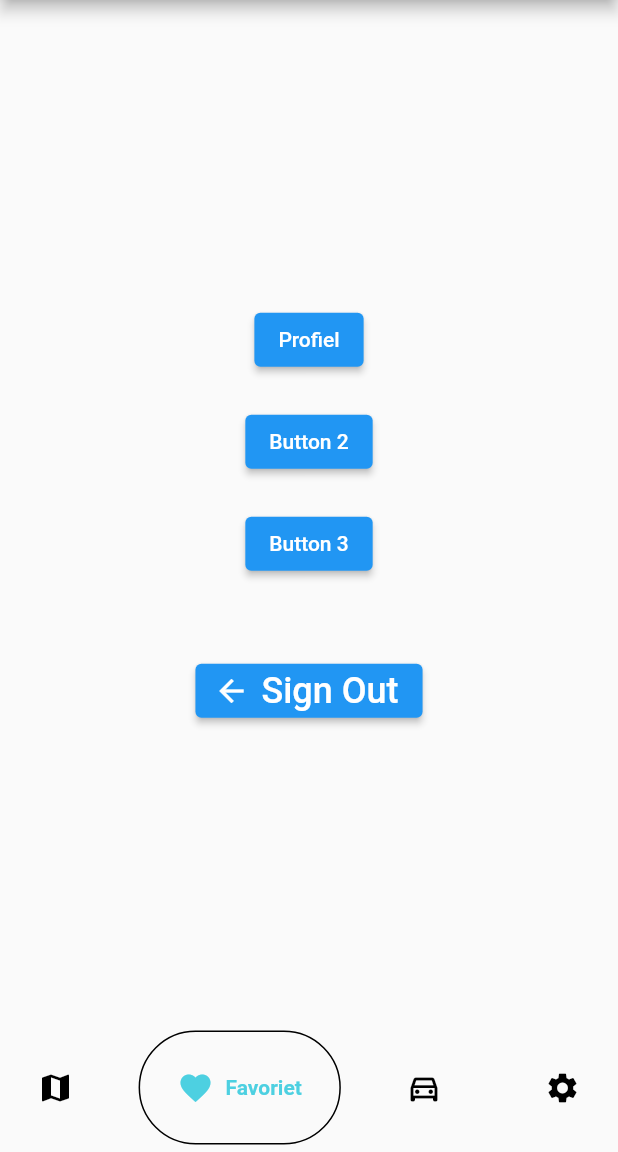
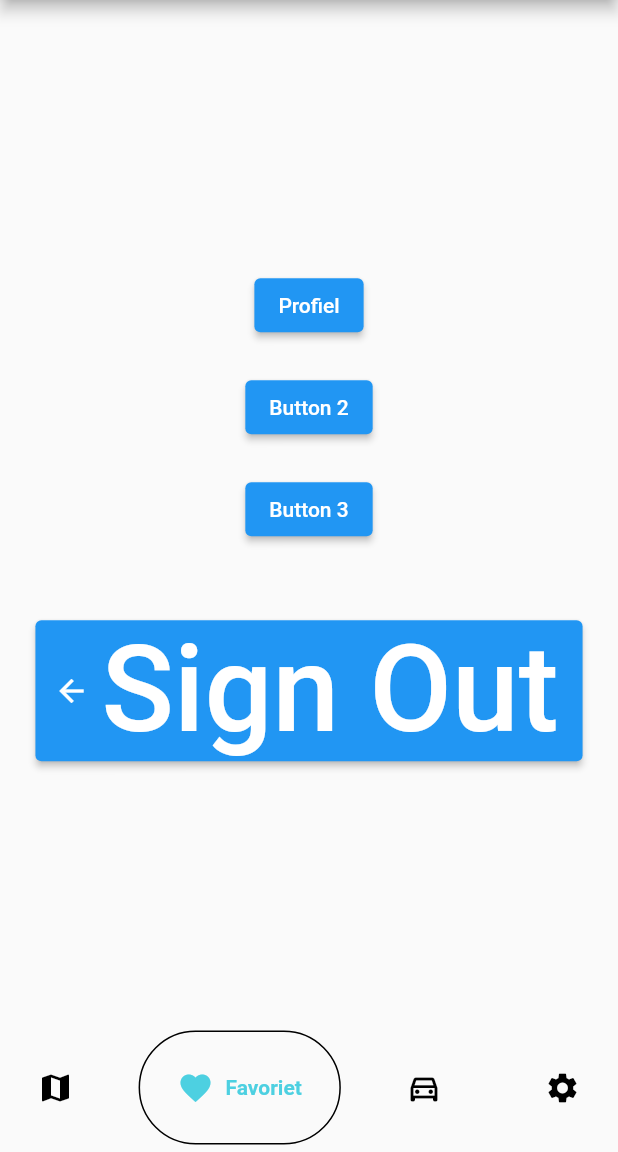
Before and after one commit to Lenaerts-Nestor/Project_Mobile_Development, a Flutter app: the screen it shows once a user with an empty profile is signed in, item 2 of the bottom bar chosen, on a phone screen of 412 x 824 dp, the part 84-1236 px from its top. Run offline on Flutter 3.47's test engine with Material 2 defaults, Android fonts, the phone set to English and light mode, and no system bars; drawn by our look-alikes of google_nav_bar; our stand-ins replace cloud_firestore, firebase_auth, firebase_core, flutter_map, latlong2; accounts and stored records are empty; network calls fail.

Commit message:
benaming van pagina's veranderd

```diff
--- a/lib/components/signOutComp.dart
+++ b/lib/components/sign_out_button.dart
@@ -1,7 +1,7 @@
-// ignore_for_file: file_names
-
+// sign_out_button.dart
 import 'package:firebase_auth/firebase_auth.dart';
 import 'package:flutter/material.dart';
+import 'style/designStyle.dart' as myFontstyle;
 
 class SignOutButton extends StatelessWidget {
   const SignOutButton({Key? key}) : super(key: key);
@@ -11,9 +11,9 @@ class SignOutButton extends StatelessWidget {
     return ElevatedButton.icon(
       onPressed: () => FirebaseAuth.instance.signOut(),
       icon: const Icon(Icons.arrow_back),
-      label: const Text(
+      label: Text(
         'Sign Out',
-        style: TextStyle(fontSize: 24),
+        style: TextStyle(fontSize: myFontstyle.fontSize1),
       ),
     );
   }
--- /dev/null
+++ b/lib/components/style/designStyle.dart
@@ -0,0 +1,13 @@
+// ignore_for_file: file_names
+
+// font_style.dart
+import 'package:flutter/material.dart';
+import 'package:flutter/src/widgets/framework.dart';
+import 'package:flutter/src/widgets/placeholder.dart';
+
+double fontSize1 = 80;
+double fontSize2 = 15;
+double fontSize3 = 10;
+
+
+// font_family.dart
--- a/lib/main.dart
+++ b/lib/main.dart
@@ -3,7 +3,7 @@
 import 'package:firebase_core/firebase_core.dart';
 import 'package:flutter/material.dart';
 import 'package:parkflow/firebase_options.dart';
-import 'package:parkflow/pages/login/entrancePage.dart';
+import 'package:parkflow/pages/login/authentication/entrance_page.dart';
 
 Future<void> main() async {
   WidgetsFlutterBinding.ensureInitialized();
--- a/lib/model/user.dart
+++ b/lib/model/user_account.dart
@@ -2,7 +2,7 @@
 
 import 'package:parkflow/model/vehicle.dart';
 
-class User_account {
+class UserAcount {
   final String id;
   final String name;
   final String email;
@@ -10,7 +10,7 @@ class User_account {
   final String familiename;
   final List<Vehicle> vehicles;
 
-  User_account({
+  UserAcount({
     required this.id,
     required this.familiename,
     required this.name,
@@ -28,7 +28,7 @@ class User_account {
         'id': id,
       };
 
-  static User_account fromJson(Map<String, dynamic> json) => User_account(
+  static UserAcount fromJson(Map<String, dynamic> json) => UserAcount(
         familiename: json['FamilieNaam'] as String,
         name: json['Naam'] as String,
         email: json['Email'] as String,
--- a/lib/pages/home/homepage.dart
+++ b/lib/pages/home/home_page.dart
@@ -2,7 +2,7 @@
 
 import 'package:flutter/material.dart';
 import 'package:parkflow/components/navigationbar.dart';
-import 'package:parkflow/pages/map/map.dart';
+import 'package:parkflow/pages/map/map_page.dart';
 import 'package:parkflow/pages/settings/settingsMain.dart';
 
 class HomePage extends StatefulWidget {
--- a/lib/pages/login/entrancePage.dart
+++ b/lib/pages/login/authentication/entrance_page.dart
@@ -2,8 +2,8 @@
 
 import 'package:firebase_auth/firebase_auth.dart';
 import 'package:flutter/material.dart';
-import 'package:parkflow/pages/home/homepage.dart';
-import 'package:parkflow/pages/login/authentication/authentication.dart';
+import 'package:parkflow/pages/home/home_page.dart';
+import 'package:parkflow/pages/login/authentication/login_page.dart';
 
 class MainPage extends StatelessWidget {
   const MainPage({super.key});
--- a/lib/pages/login/authentication/authentication.dart
+++ b/lib/pages/login/authentication/login_page.dart
@@ -1,7 +1,7 @@
 // ignore_for_file: implementation_imports
 
 import 'package:flutter/src/widgets/framework.dart';
-import 'package:parkflow/pages/login/loginPage.dart';
+import 'package:parkflow/pages/login/signIn/sign_in.dart';
 import '../signup/signUpPage.dart';
 
 class AuthPage extends StatefulWidget {
--- a/lib/pages/login/forgotPasswordPage.dart
+++ b/lib/pages/login/signIn/forgot_password_page.dart
@@ -3,7 +3,7 @@
 import 'package:firebase_auth/firebase_auth.dart';
 import 'package:flutter/material.dart';
 
-import '../../main.dart';
+import '../../../main.dart';
 
 class ForgotPasswordPage extends StatefulWidget {
   const ForgotPasswordPage({super.key});
--- a/lib/pages/login/loginPage.dart
+++ b/lib/pages/login/signIn/sign_in.dart
@@ -4,9 +4,9 @@ import 'package:firebase_auth/firebase_auth.dart';
 import 'package:flutter/gestures.dart';
 import 'package:flutter/material.dart';
 
-import 'package:parkflow/pages/login/forgotPasswordPage.dart';
+import 'package:parkflow/pages/login/signIn/forgot_password_page.dart';
 
-import '../../main.dart';
+import '../../../main.dart';
 
 class LoginPage extends StatefulWidget {
   final VoidCallback onClickSignUp;
--- a/lib/pages/map/map.dart
+++ b/lib/pages/map/map_page.dart
@@ -121,6 +121,7 @@ void _showPopup(BuildContext context, LatLng latLng) {
                 endIndent: 20,
               ),
               //voor het moment dit.
+              //uitvinden hoe ik de uren kan zetten.
               Text('Latitude: ${latLng.latitude}',
                   style: const TextStyle(fontSize: 24)),
               Text('longitude: ${latLng.longitude}',
--- a/lib/pages/settings/settingsMain.dart
+++ b/lib/pages/settings/settingsMain.dart
@@ -1,7 +1,7 @@
 // ignore_for_file: file_names, library_private_types_in_public_api
 
 import 'package:flutter/material.dart';
-import 'package:parkflow/components/signOutComp.dart';
+import 'package:parkflow/components/sign_out_button.dart';
 import 'package:parkflow/pages/settings/pages/profielPage.dart';
 import 'package:parkflow/pages/settings/pages/vehicles/VehiclesPage.dart';
 
```
Also changed, not shown: lib/pages/login/signup/signUpPage.dart (+4 -4 lines), lib/pages/settings/pages/profielPage.dart (+4 -4 lines), lib/pages/settings/pages/vehicles/VehiclesPage.dart (+5 -5 lines), lib/components/style/designbuttons.dart (added).
